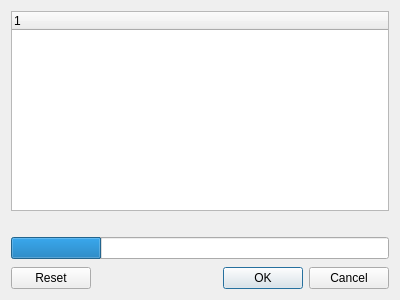
This is libs/DataWidgets/lcarddiscoverydialog.ui in voytoff/DataServerQt as Qt 5 draws it before an edit. The edited form follows.
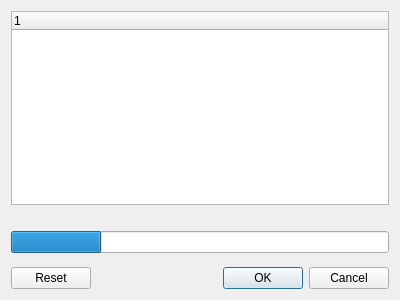
This is the edited form.

```diff
--- a/libs/DataWidgets/lcarddiscoverydialog.ui
+++ b/libs/DataWidgets/lcarddiscoverydialog.ui
@@ -47,7 +47,7 @@
      <property name="sizeHint" stdset="0">
       <size>
        <width>0</width>
-       <height>2</height>
+       <height>8</height>
       </size>
      </property>
     </spacer>
```
